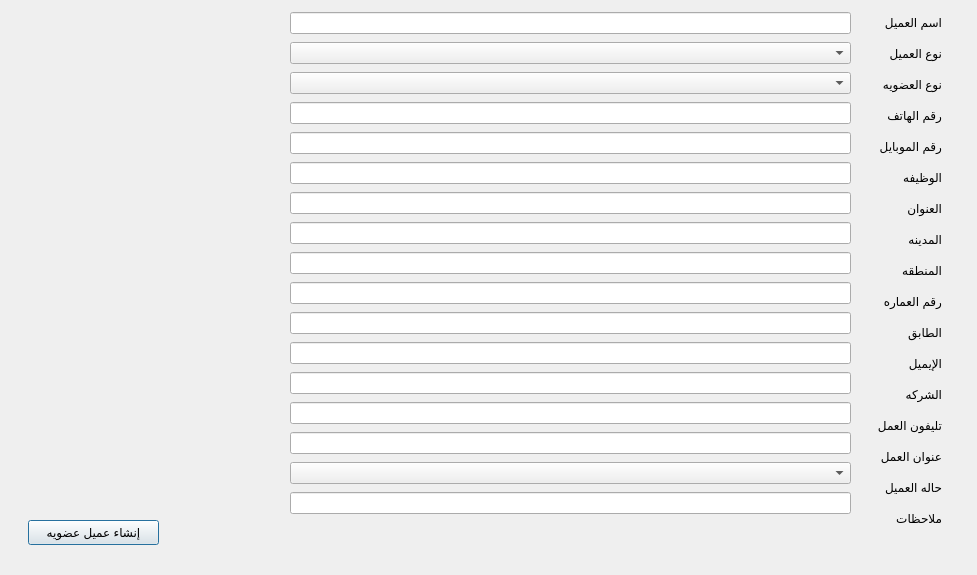
shymaa123456/HyperPOS2020, file presentation/loyalty_ui/createCustomer.ui: the form before one commit.
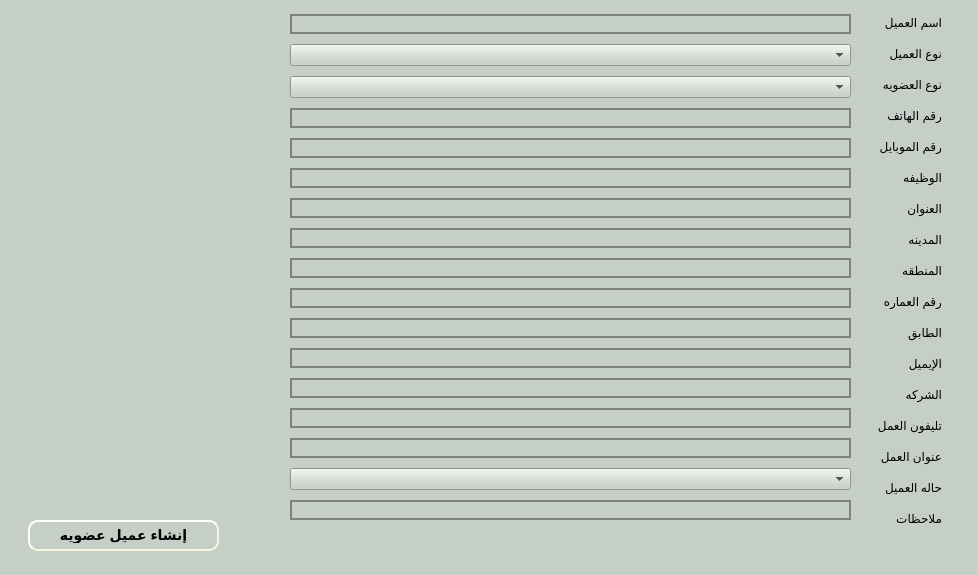
The form after the commit.

```diff
--- a/presentation/loyalty_ui/createCustomer.ui
+++ b/presentation/loyalty_ui/createCustomer.ui
@@ -13,6 +13,9 @@
   <property name="windowTitle">
    <string>Dialog</string>
   </property>
+  <property name="styleSheet">
+   <string notr="true">background-color: rgb(198, 207, 199);</string>
+  </property>
   <widget class="QWidget" name="verticalLayoutWidget">
    <property name="geometry">
     <rect>
@@ -156,6 +159,13 @@
    <layout class="QVBoxLayout" name="verticalLayout_2">
     <item>
      <widget class="QLineEdit" name="LE_name">
+      <property name="styleSheet">
+       <string notr="true"> border: 2px solid gray;
+   
+    padding: 0 8px;
+    
+    selection-background-color: darkgray;</string>
+      </property>
       <property name="text">
        <string/>
       </property>
@@ -168,46 +178,150 @@
      <widget class="QComboBox" name="CMB_loyalityType"/>
     </item>
     <item>
-     <widget class="QLineEdit" name="lE_phone"/>
+     <widget class="QLineEdit" name="lE_phone">
+      <property name="styleSheet">
+       <string notr="true"> border: 2px solid gray;
+   
+    padding: 0 8px;
+    
+    selection-background-color: darkgray;</string>
+      </property>
+     </widget>
     </item>
     <item>
-     <widget class="QLineEdit" name="lE_mobile"/>
+     <widget class="QLineEdit" name="lE_mobile">
+      <property name="styleSheet">
+       <string notr="true"> border: 2px solid gray;
+   
+    padding: 0 8px;
+    
+    selection-background-color: darkgray;</string>
+      </property>
+     </widget>
     </item>
     <item>
-     <widget class="QLineEdit" name="LE_job"/>
+     <widget class="QLineEdit" name="LE_job">
+      <property name="styleSheet">
+       <string notr="true"> border: 2px solid gray;
+   
+    padding: 0 8px;
+    
+    selection-background-color: darkgray;</string>
+      </property>
+     </widget>
     </item>
     <item>
-     <widget class="QLineEdit" name="LE_address"/>
+     <widget class="QLineEdit" name="LE_address">
+      <property name="styleSheet">
+       <string notr="true"> border: 2px solid gray;
+   
+    padding: 0 8px;
+    
+    selection-background-color: darkgray;</string>
+      </property>
+     </widget>
     </item>
     <item>
-     <widget class="QLineEdit" name="LE_city"/>
+     <widget class="QLineEdit" name="LE_city">
+      <property name="styleSheet">
+       <string notr="true"> border: 2px solid gray;
+   
+    padding: 0 8px;
+    
+    selection-background-color: darkgray;</string>
+      </property>
+     </widget>
     </item>
     <item>
-     <widget class="QLineEdit" name="LE_district"/>
+     <widget class="QLineEdit" name="LE_district">
+      <property name="styleSheet">
+       <string notr="true"> border: 2px solid gray;
+   
+    padding: 0 8px;
+    
+    selection-background-color: darkgray;</string>
+      </property>
+     </widget>
     </item>
     <item>
-     <widget class="QLineEdit" name="LE_building"/>
+     <widget class="QLineEdit" name="LE_building">
+      <property name="styleSheet">
+       <string notr="true"> border: 2px solid gray;
+   
+    padding: 0 8px;
+    
+    selection-background-color: darkgray;</string>
+      </property>
+     </widget>
     </item>
     <item>
-     <widget class="QLineEdit" name="LE_floor"/>
+     <widget class="QLineEdit" name="LE_floor">
+      <property name="styleSheet">
+       <string notr="true"> border: 2px solid gray;
+   
+    padding: 0 8px;
+    
+    selection-background-color: darkgray;</string>
+      </property>
+     </widget>
     </item>
     <item>
-     <widget class="QLineEdit" name="LE_email"/>
+     <widget class="QLineEdit" name="LE_email">
+      <property name="styleSheet">
+       <string notr="true"> border: 2px solid gray;
+   
+    padding: 0 8px;
+    
+    selection-background-color: darkgray;</string>
+      </property>
+     </widget>
     </item>
     <item>
-     <widget class="QLineEdit" name="LE_company"/>
+     <widget class="QLineEdit" name="LE_company">
+      <property name="styleSheet">
+       <string notr="true"> border: 2px solid gray;
+   
+    padding: 0 8px;
+    
+    selection-background-color: darkgray;</string>
+      </property>
+     </widget>
     </item>
     <item>
-     <widget class="QLineEdit" name="LE_workPhone"/>
+     <widget class="QLineEdit" name="LE_workPhone">
+      <property name="styleSheet">
+       <string notr="true"> border: 2px solid gray;
+   
+    padding: 0 8px;
+    
+    selection-background-color: darkgray;</string>
+      </property>
+     </widget>
     </item>
     <item>
-     <widget class="QLineEdit" name="LE_workAddress"/>
+     <widget class="QLineEdit" name="LE_workAddress">
+      <property name="styleSheet">
+       <string notr="true"> border: 2px solid gray;
+   
+    padding: 0 8px;
+    
+    selection-background-color: darkgray;</string>
+      </property>
+     </widget>
     </item>
     <item>
      <widget class="QComboBox" name="CMB_status"/>
     </item>
     <item>
-     <widget class="QLineEdit" name="LE_notes"/>
+     <widget class="QLineEdit" name="LE_notes">
+      <property name="styleSheet">
+       <string notr="true"> border: 2px solid gray;
+   
+    padding: 0 8px;
+    
+    selection-background-color: darkgray;</string>
+      </property>
+     </widget>
     </item>
    </layout>
    <zorder>CMB_loyalityType</zorder>
@@ -233,10 +347,20 @@
     <rect>
      <x>28</x>
      <y>520</y>
-     <width>131</width>
-     <height>25</height>
+     <width>191</width>
+     <height>31</height>
     </rect>
    </property>
+   <property name="styleSheet">
+    <string notr="true">
+    border-style: outset;
+    border-width: 2px;
+    border-radius: 10px;
+    border-color: beige;
+    font: bold 14px;
+    min-width: 10em;
+    padding: 6px;</string>
+   </property>
    <property name="text">
     <string>إنشاء عميل عضويه</string>
    </property>
```
